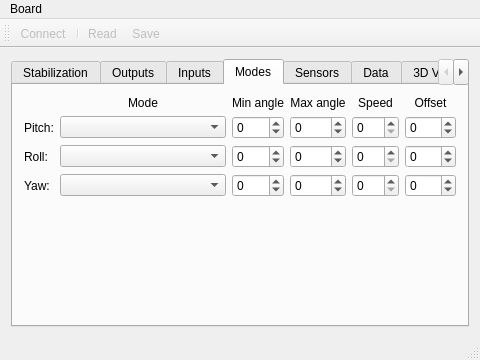
Old version of the form Configurator/mainwindow.ui in the repository MRazgunas/EvvGC-PLUS.
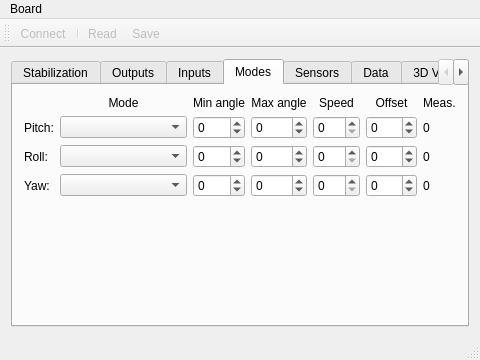
New version of the form. The open tabs and pages were chosen to show the change. Custom widgets are drawn as their Qt base class.

Commit message: Follow mode added

```diff
--- a/Configurator/mainwindow.ui
+++ b/Configurator/mainwindow.ui
@@ -949,6 +949,34 @@
           </property>
          </widget>
         </item>
+        <item row="1" column="6">
+         <widget class="QLabel" name="labelOffsetMeas">
+          <property name="text">
+           <string>Meas.</string>
+          </property>
+         </widget>
+        </item>
+        <item row="2" column="6">
+         <widget class="QLabel" name="labelOffsetPitch">
+          <property name="text">
+           <string>0</string>
+          </property>
+         </widget>
+        </item>
+        <item row="4" column="6">
+         <widget class="QLabel" name="labelOffsetRoll">
+          <property name="text">
+           <string>0</string>
+          </property>
+         </widget>
+        </item>
+        <item row="5" column="6">
+         <widget class="QLabel" name="labelOffsetYaw">
+          <property name="text">
+           <string>0</string>
+          </property>
+         </widget>
+        </item>
        </layout>
       </widget>
       <widget class="QWidget" name="tabSensors">
```
Left out of the diff: 2 changed lines with no effect on the pictures. The commit also changes 2 other files.
